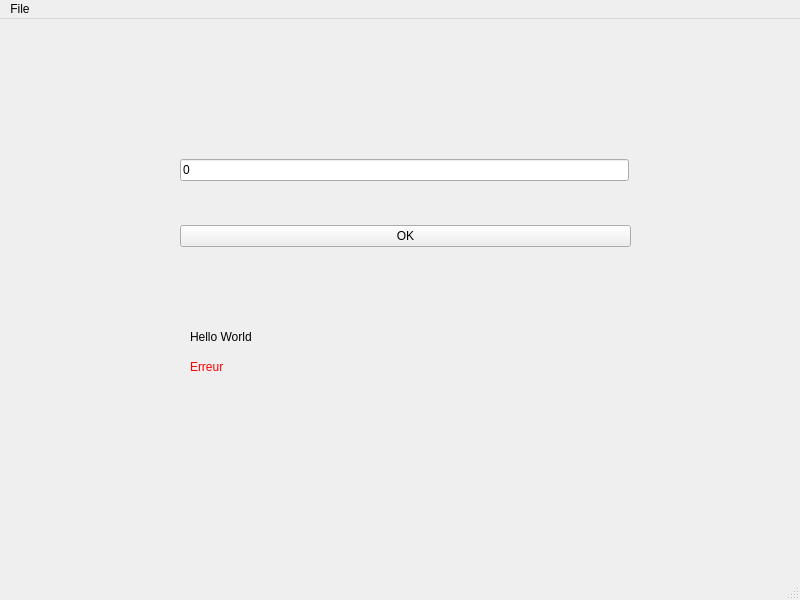
First picture: the form in ui/MainWindow.ui, repository cyrilvincent/python, before the edit.
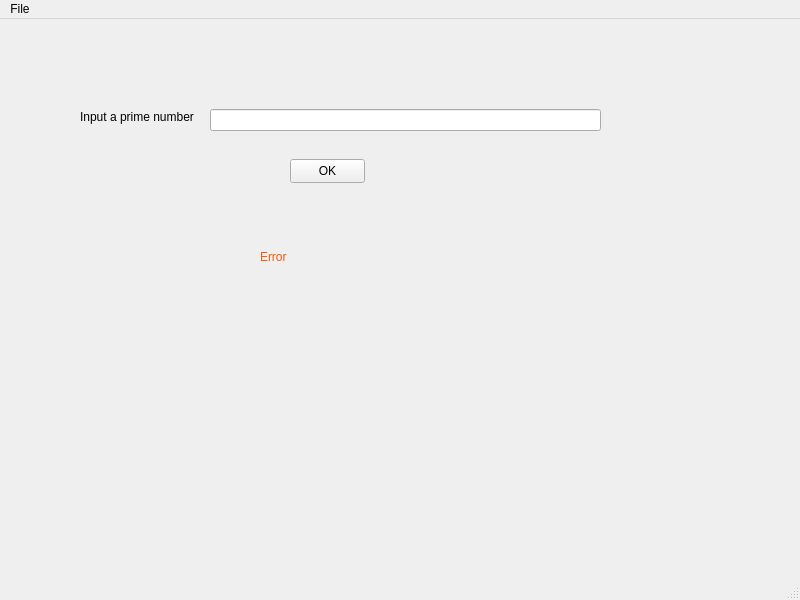
Second picture: the form after the edit.

Diff of the .ui file:
```diff
--- a/ui/MainWindow.ui
+++ b/ui/MainWindow.ui
@@ -14,57 +14,61 @@
    <string>MainWindow</string>
   </property>
   <widget class="QWidget" name="centralwidget">
-   <widget class="QLabel" name="label">
-    <property name="geometry">
-     <rect>
-      <x>190</x>
-      <y>310</y>
-      <width>441</width>
-      <height>16</height>
-     </rect>
-    </property>
-    <property name="text">
-     <string>Hello World</string>
-    </property>
-   </widget>
    <widget class="QLineEdit" name="lineEdit">
     <property name="geometry">
      <rect>
-      <x>180</x>
-      <y>140</y>
-      <width>449</width>
+      <x>210</x>
+      <y>90</y>
+      <width>391</width>
       <height>22</height>
      </rect>
     </property>
+   </widget>
+   <widget class="QLabel" name="label">
+    <property name="geometry">
+     <rect>
+      <x>80</x>
+      <y>90</y>
+      <width>141</width>
+      <height>16</height>
+     </rect>
+    </property>
     <property name="text">
-     <string>0</string>
+     <string>Input a prime number</string>
     </property>
    </widget>
-   <widget class="QWidget" name="layoutWidget">
+   <widget class="QPushButton" name="pushButton">
     <property name="geometry">
      <rect>
-      <x>180</x>
-      <y>190</y>
-      <width>451</width>
-      <height>54</height>
+      <x>290</x>
+      <y>140</y>
+      <width>75</width>
+      <height>24</height>
      </rect>
     </property>
-    <layout class="QVBoxLayout" name="verticalLayout">
-     <item>
-      <widget class="QPushButton" name="pushButton">
-       <property name="text">
-        <string>OK</string>
-       </property>
-      </widget>
-     </item>
-    </layout>
+    <property name="text">
+     <string>OK</string>
+    </property>
    </widget>
    <widget class="QLabel" name="label_2">
     <property name="geometry">
      <rect>
-      <x>190</x>
-      <y>340</y>
-      <width>421</width>
+      <x>210</x>
+      <y>190</y>
+      <width>171</width>
+      <height>16</height>
+     </rect>
+    </property>
+    <property name="text">
+     <string/>
+    </property>
+   </widget>
+   <widget class="QLabel" name="errorLabel">
+    <property name="geometry">
+     <rect>
+      <x>260</x>
+      <y>230</y>
+      <width>161</width>
       <height>16</height>
      </rect>
     </property>
@@ -75,140 +79,14 @@
         <brush brushstyle="SolidPattern">
          <color alpha="255">
           <red>255</red>
-          <green>0</green>
-          <blue>0</blue>
-         </color>
-        </brush>
-       </colorrole>
-       <colorrole role="Button">
-        <brush brushstyle="SolidPattern">
-         <color alpha="255">
-          <red>255</red>
           <green>85</green>
           <blue>0</blue>
          </color>
         </brush>
        </colorrole>
-       <colorrole role="Light">
-        <brush brushstyle="SolidPattern">
-         <color alpha="255">
-          <red>255</red>
-          <green>170</green>
-          <blue>127</blue>
-         </color>
-        </brush>
-       </colorrole>
-       <colorrole role="Midlight">
-        <brush brushstyle="SolidPattern">
-         <color alpha="255">
-          <red>255</red>
-          <green>127</green>
-          <blue>63</blue>
-         </color>
-        </brush>
-       </colorrole>
-       <colorrole role="Dark">
-        <brush brushstyle="SolidPattern">
-         <color alpha="255">
-          <red>127</red>
-          <green>42</green>
-          <blue>0</blue>
-         </color>
-        </brush>
-       </colorrole>
-       <colorrole role="Mid">
-        <brush brushstyle="SolidPattern">
-         <color alpha="255">
-          <red>170</red>
-          <green>57</green>
-          <blue>0</blue>
-         </color>
-        </brush>
-       </colorrole>
        <colorrole role="Text">
         <brush brushstyle="SolidPattern">
          <color alpha="255">
-          <red>255</red>
-          <green>0</green>
-          <blue>0</blue>
-         </color>
-        </brush>
-       </colorrole>
-       <colorrole role="BrightText">
-        <brush brushstyle="SolidPattern">
-         <color alpha="255">
-          <red>255</red>
-          <green>255</green>
-          <blue>255</blue>
-         </color>
-        </brush>
-       </colorrole>
-       <colorrole role="ButtonText">
-        <brush brushstyle="SolidPattern">
-         <color alpha="255">
-          <red>255</red>
-          <green>0</green>
-          <blue>0</blue>
-         </color>
-        </brush>
-       </colorrole>
-       <colorrole role="Base">
-        <brush brushstyle="SolidPattern">
-         <color alpha="255">
-          <red>255</red>
-          <green>255</green>
-          <blue>255</blue>
-         </color>
-        </brush>
-       </colorrole>
-       <colorrole role="Window">
-        <brush brushstyle="SolidPattern">
-         <color alpha="255">
-          <red>255</red>
-          <green>85</green>
-          <blue>0</blue>
-         </color>
-        </brush>
-       </colorrole>
-       <colorrole role="Shadow">
-        <brush brushstyle="SolidPattern">
-         <color alpha="255">
-          <red>0</red>
-          <green>0</green>
-          <blue>0</blue>
-         </color>
-        </brush>
-       </colorrole>
-       <colorrole role="AlternateBase">
-        <brush brushstyle="SolidPattern">
-         <color alpha="255">
-          <red>255</red>
-          <green>170</green>
-          <blue>127</blue>
-         </color>
-        </brush>
-       </colorrole>
-       <colorrole role="ToolTipBase">
-        <brush brushstyle="SolidPattern">
-         <color alpha="255">
-          <red>255</red>
-          <green>255</green>
-          <blue>220</blue>
-         </color>
-        </brush>
-       </colorrole>
-       <colorrole role="ToolTipText">
-        <brush brushstyle="SolidPattern">
-         <color alpha="255">
-          <red>0</red>
-          <green>0</green>
-          <blue>0</blue>
-         </color>
-        </brush>
-       </colorrole>
-       <colorrole role="PlaceholderText">
-        <brush brushstyle="SolidPattern">
-         <color alpha="127">
           <red>0</red>
           <green>0</green>
           <blue>0</blue>
@@ -221,140 +99,14 @@
         <brush brushstyle="SolidPattern">
          <color alpha="255">
           <red>255</red>
-          <green>0</green>
-          <blue>0</blue>
-         </color>
-        </brush>
-       </colorrole>
-       <colorrole role="Button">
-        <brush brushstyle="SolidPattern">
-         <color alpha="255">
-          <red>255</red>
           <green>85</green>
           <blue>0</blue>
          </color>
         </brush>
        </colorrole>
-       <colorrole role="Light">
-        <brush brushstyle="SolidPattern">
-         <color alpha="255">
-          <red>255</red>
-          <green>170</green>
-          <blue>127</blue>
-         </color>
-        </brush>
-       </colorrole>
-       <colorrole role="Midlight">
-        <brush brushstyle="SolidPattern">
-         <color alpha="255">
-          <red>255</red>
-          <green>127</green>
-          <blue>63</blue>
-         </color>
-        </brush>
-       </colorrole>
-       <colorrole role="Dark">
-        <brush brushstyle="SolidPattern">
-         <color alpha="255">
-          <red>127</red>
-          <green>42</green>
-          <blue>0</blue>
-         </color>
-        </brush>
-       </colorrole>
-       <colorrole role="Mid">
-        <brush brushstyle="SolidPattern">
-         <color alpha="255">
-          <red>170</red>
-          <green>57</green>
-          <blue>0</blue>
-         </color>
-        </brush>
-       </colorrole>
        <colorrole role="Text">
         <brush brushstyle="SolidPattern">
          <color alpha="255">
-          <red>255</red>
-          <green>0</green>
-          <blue>0</blue>
-         </color>
-        </brush>
-       </colorrole>
-       <colorrole role="BrightText">
-        <brush brushstyle="SolidPattern">
-         <color alpha="255">
-          <red>255</red>
-          <green>255</green>
-          <blue>255</blue>
-         </color>
-        </brush>
-       </colorrole>
-       <colorrole role="ButtonText">
-        <brush brushstyle="SolidPattern">
-         <color alpha="255">
-          <red>255</red>
-          <green>0</green>
-          <blue>0</blue>
-         </color>
-        </brush>
-       </colorrole>
-       <colorrole role="Base">
-        <brush brushstyle="SolidPattern">
-         <color alpha="255">
-          <red>255</red>
-          <green>255</green>
-          <blue>255</blue>
-         </color>
-        </brush>
-       </colorrole>
-       <colorrole role="Window">
-        <brush brushstyle="SolidPattern">
-         <color alpha="255">
-          <red>255</red>
-          <green>85</green>
-          <blue>0</blue>
-         </color>
-        </brush>
-       </colorrole>
-       <colorrole role="Shadow">
-        <brush brushstyle="SolidPattern">
-         <color alpha="255">
-          <red>0</red>
-          <green>0</green>
-          <blue>0</blue>
-         </color>
-        </brush>
-       </colorrole>
-       <colorrole role="AlternateBase">
-        <brush brushstyle="SolidPattern">
-         <color alpha="255">
-          <red>255</red>
-          <green>170</green>
-          <blue>127</blue>
-         </color>
-        </brush>
-       </colorrole>
-       <colorrole role="ToolTipBase">
-        <brush brushstyle="SolidPattern">
-         <color alpha="255">
-          <red>255</red>
-          <green>255</green>
-          <blue>220</blue>
-         </color>
-        </brush>
-       </colorrole>
-       <colorrole role="ToolTipText">
-        <brush brushstyle="SolidPattern">
-         <color alpha="255">
-          <red>0</red>
-          <green>0</green>
-          <blue>0</blue>
-         </color>
-        </brush>
-       </colorrole>
-       <colorrole role="PlaceholderText">
-        <brush brushstyle="SolidPattern">
-         <color alpha="127">
           <red>0</red>
           <green>0</green>
           <blue>0</blue>
@@ -362,156 +114,11 @@
         </brush>
        </colorrole>
       </inactive>
-      <disabled>
-       <colorrole role="WindowText">
-        <brush brushstyle="SolidPattern">
-         <color alpha="255">
-          <red>127</red>
-          <green>42</green>
-          <blue>0</blue>
-         </color>
-        </brush>
-       </colorrole>
-       <colorrole role="Button">
-        <brush brushstyle="SolidPattern">
-         <color alpha="255">
-          <red>255</red>
-          <green>85</green>
-          <blue>0</blue>
-         </color>
-        </brush>
-       </colorrole>
-       <colorrole role="Light">
-        <brush brushstyle="SolidPattern">
-         <color alpha="255">
-          <red>255</red>
-          <green>170</green>
-          <blue>127</blue>
-         </color>
-        </brush>
-       </colorrole>
-       <colorrole role="Midlight">
-        <brush brushstyle="SolidPattern">
-         <color alpha="255">
-          <red>255</red>
-          <green>127</green>
-          <blue>63</blue>
-         </color>
-        </brush>
-       </colorrole>
-       <colorrole role="Dark">
-        <brush brushstyle="SolidPattern">
-         <color alpha="255">
-          <red>127</red>
-          <green>42</green>
-          <blue>0</blue>
-         </color>
-        </brush>
-       </colorrole>
-       <colorrole role="Mid">
-        <brush brushstyle="SolidPattern">
-         <color alpha="255">
-          <red>170</red>
-          <green>57</green>
-          <blue>0</blue>
-         </color>
-        </brush>
-       </colorrole>
-       <colorrole role="Text">
-        <brush brushstyle="SolidPattern">
-         <color alpha="255">
-          <red>127</red>
-          <green>42</green>
-          <blue>0</blue>
-         </color>
-        </brush>
-       </colorrole>
-       <colorrole role="BrightText">
-        <brush brushstyle="SolidPattern">
-         <color alpha="255">
-          <red>255</red>
-          <green>255</green>
-          <blue>255</blue>
-         </color>
-        </brush>
-       </colorrole>
-       <colorrole role="ButtonText">
-        <brush brushstyle="SolidPattern">
-         <color alpha="255">
-          <red>127</red>
-          <green>42</green>
-          <blue>0</blue>
-         </color>
-        </brush>
-       </colorrole>
-       <colorrole role="Base">
-        <brush brushstyle="SolidPattern">
-         <color alpha="255">
-          <red>255</red>
-          <green>85</green>
-          <blue>0</blue>
-         </color>
-        </brush>
-       </colorrole>
-       <colorrole role="Window">
-        <brush brushstyle="SolidPattern">
-         <color alpha="255">
-          <red>255</red>
-          <green>85</green>
-          <blue>0</blue>
-         </color>
-        </brush>
-       </colorrole>
-       <colorrole role="Shadow">
-        <brush brushstyle="SolidPattern">
-         <color alpha="255">
-          <red>0</red>
-          <green>0</green>
-          <blue>0</blue>
-         </color>
-        </brush>
-       </colorrole>
-       <colorrole role="AlternateBase">
-        <brush brushstyle="SolidPattern">
-         <color alpha="255">
-          <red>255</red>
-          <green>85</green>
-          <blue>0</blue>
-         </color>
-        </brush>
-       </colorrole>
-       <colorrole role="ToolTipBase">
-        <brush brushstyle="SolidPattern">
-         <color alpha="255">
-          <red>255</red>
-          <green>255</green>
-          <blue>220</blue>
-         </color>
-        </brush>
-       </colorrole>
-       <colorrole role="ToolTipText">
-        <brush brushstyle="SolidPattern">
-         <color alpha="255">
-          <red>0</red>
-          <green>0</green>
-          <blue>0</blue>
-         </color>
-        </brush>
-       </colorrole>
-       <colorrole role="PlaceholderText">
-        <brush brushstyle="SolidPattern">
-         <color alpha="127">
-          <red>127</red>
-          <green>42</green>
-          <blue>0</blue>
-         </color>
-        </brush>
-       </colorrole>
-      </disabled>
+      <disabled/>
      </palette>
     </property>
     <property name="text">
-     <string>Erreur</string>
+     <string>Error</string>
     </property>
    </widget>
   </widget>
```
Left out of the diff: 6 changed lines with no effect on the pictures.
